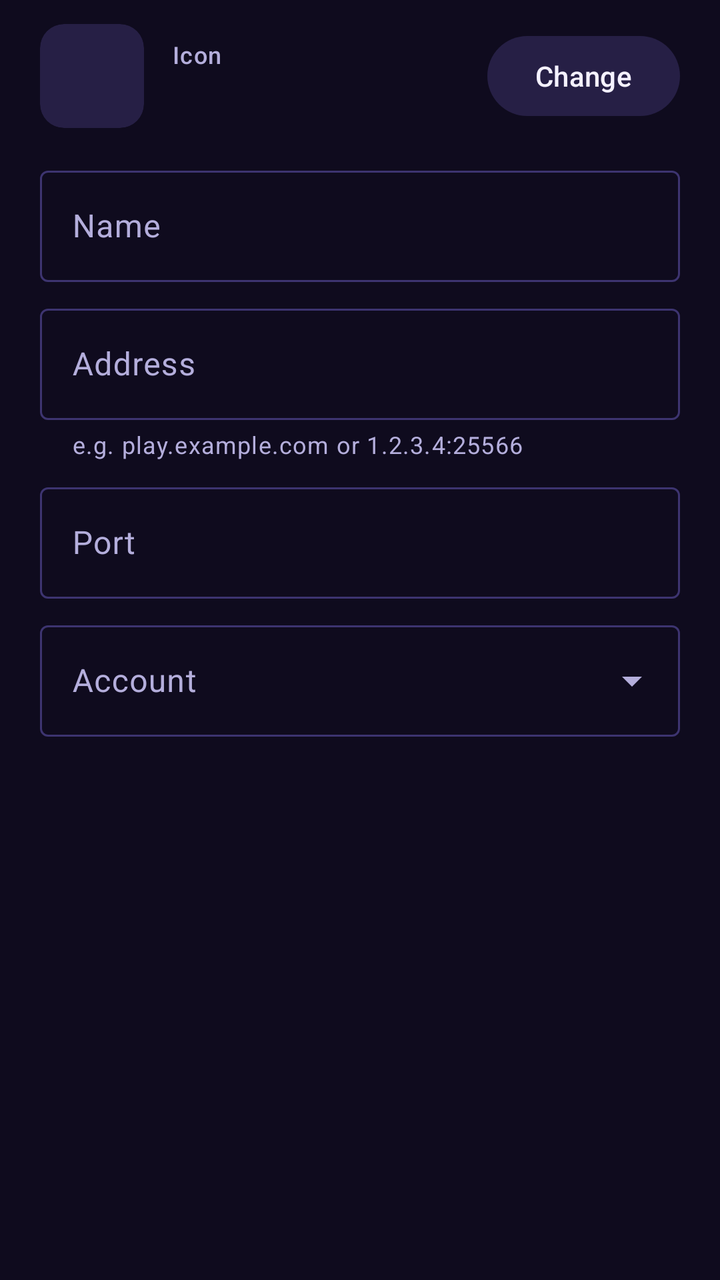
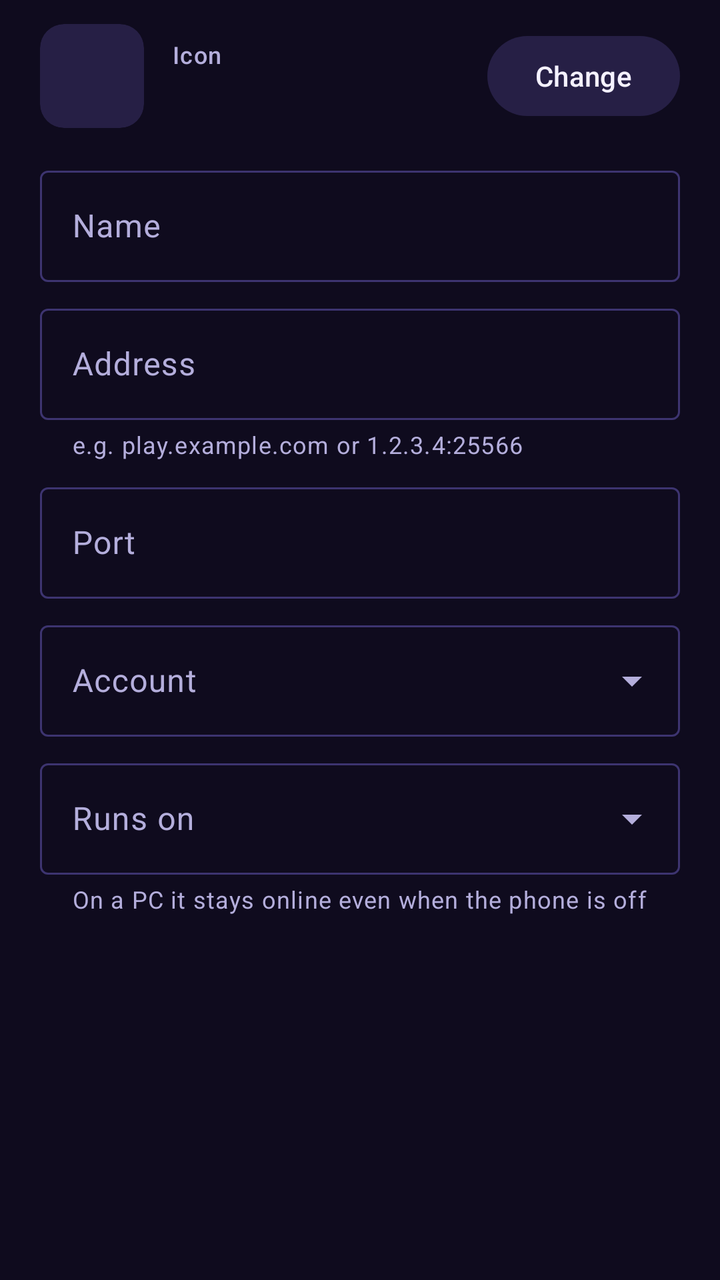

Screens rendered from an Android XML layout before and after an edit, with the pre-edit source and the edit as a unified diff.
<!-- AndroidManifest.xml: application theme Theme.Quantum -->
<!-- res/layout/dialog_afk_server.xml -->
<?xml version="1.0" encoding="utf-8"?>
<ScrollView xmlns:android="http://schemas.android.com/apk/res/android"
    xmlns:app="http://schemas.android.com/apk/res-auto"
    android:layout_width="match_parent"
    android:layout_height="wrap_content">

    <LinearLayout
        android:layout_width="match_parent"
        android:layout_height="wrap_content"
        android:orientation="vertical"
        android:paddingHorizontal="20dp"
        android:paddingTop="8dp">

        <LinearLayout
            android:id="@+id/icon_row"
            android:layout_width="match_parent"
            android:layout_height="wrap_content"
            android:layout_marginBottom="12dp"
            android:background="?attr/selectableItemBackground"
            android:gravity="center_vertical"
            android:orientation="horizontal"
            android:paddingVertical="4dp">

            <com.google.android.material.imageview.ShapeableImageView
                android:id="@+id/icon_preview"
                android:layout_width="52dp"
                android:layout_height="52dp"
                android:background="@drawable/bg_icon_tile"
                android:scaleType="fitCenter"
                app:shapeAppearanceOverlay="@style/ShapeAppearance.Quantum.Avatar" />

            <LinearLayout
                android:layout_width="0dp"
                android:layout_height="wrap_content"
                android:layout_marginStart="14dp"
                android:layout_weight="1"
                android:orientation="vertical">

                <TextView
                    android:layout_width="wrap_content"
                    android:layout_height="wrap_content"
                    android:text="@string/afk_icon"
                    android:textAppearance="?attr/textAppearanceLabelMedium"
                    android:textColor="@color/text_secondary" />

                <TextView
                    android:id="@+id/icon_name"
                    android:layout_width="wrap_content"
                    android:layout_height="wrap_content"
                    android:textAppearance="?attr/textAppearanceBodyLarge" />
            </LinearLayout>

            <com.google.android.material.button.MaterialButton
                android:id="@+id/icon_change"
                style="@style/Widget.Material3.Button.TonalButton"
                android:layout_width="wrap_content"
                android:layout_height="wrap_content"
                android:text="@string/afk_icon_change" />
        </LinearLayout>

        <com.google.android.material.textfield.TextInputLayout
            android:id="@+id/name_layout"
            style="?attr/textInputOutlinedStyle"
            android:layout_width="match_parent"
            android:layout_height="wrap_content"
            android:hint="@string/afk_server_name">

            <com.google.android.material.textfield.TextInputEditText
                android:id="@+id/name"
                android:layout_width="match_parent"
                android:layout_height="wrap_content"
                android:inputType="text"
                android:maxLines="1" />
        </com.google.android.material.textfield.TextInputLayout>

        <com.google.android.material.textfield.TextInputLayout
            android:id="@+id/address_layout"
            style="?attr/textInputOutlinedStyle"
            android:layout_width="match_parent"
            android:layout_height="wrap_content"
            android:layout_marginTop="8dp"
            android:hint="@string/afk_server_address"
            app:helperText="@string/afk_server_address_help">

            <com.google.android.material.textfield.TextInputEditText
                android:id="@+id/address"
                android:layout_width="match_parent"
                android:layout_height="wrap_content"
                android:inputType="textUri"
                android:maxLines="1" />
        </com.google.android.material.textfield.TextInputLayout>

        <com.google.android.material.textfield.TextInputLayout
            android:id="@+id/port_layout"
            style="?attr/textInputOutlinedStyle"
            android:layout_width="match_parent"
            android:layout_height="wrap_content"
            android:layout_marginTop="8dp"
            android:hint="@string/afk_server_port">

            <com.google.android.material.textfield.TextInputEditText
                android:id="@+id/port"
                android:layout_width="match_parent"
                android:layout_height="wrap_content"
                android:inputType="number"
                android:maxLength="5"
                android:maxLines="1" />
        </com.google.android.material.textfield.TextInputLayout>

        <com.google.android.material.textfield.TextInputLayout
            android:id="@+id/account_layout"
            style="?attr/textInputOutlinedExposedDropdownMenuStyle"
            android:layout_width="match_parent"
            android:layout_height="wrap_content"
            android:layout_marginTop="8dp"
            android:hint="@string/account">

            <com.google.android.material.textfield.MaterialAutoCompleteTextView
                android:id="@+id/account"
                android:layout_width="match_parent"
                android:layout_height="wrap_content"
                android:inputType="none" />
        </com.google.android.material.textfield.TextInputLayout>
    </LinearLayout>
</ScrollView>
<!-- resources referenced by this layout -->
<resources>
  <color name="text_secondary">#B4AEDC</color>
  <!-- drawable bg_icon_tile (drawable) -->
  <?xml version="1.0" encoding="utf-8"?>
  <shape xmlns:android="http://schemas.android.com/apk/res/android">
      <corners android:radius="12dp" />
      <solid android:color="@color/surface_high" />
  </shape>
  <string name="account">Account</string>
  <string name="afk_icon">Icon</string>
  <string name="afk_icon_change">Change</string>
  <string name="afk_server_address">Address</string>
  <string name="afk_server_address_help">e.g. play.example.com or 1.2.3.4:25566</string>
  <string name="afk_server_name">Name</string>
  <string name="afk_server_port">Port</string>
  <style name="ShapeAppearance.Quantum.Avatar" parent="">
          <item name="cornerFamily">rounded</item>
          <item name="cornerSize">12dp</item>
      </style>
  <style name="Theme.Quantum" parent="Theme.Quantum.Base" />
  <color name="surface_high">#261F45</color>
  <color name="brand">#2EE6D6</color>
  <color name="on_brand">#04201F</color>
  <color name="brand_deep">#0F8F9A</color>
  <color name="text_primary">#F4F1FF</color>
  <color name="accent">#B794FF</color>
  <color name="error">#FF6B7A</color>
  <color name="bg">#0F0B1E</color>
  <color name="surface">#1A1530</color>
  <color name="outline">#3D3470</color>
  <style name="Widget.Quantum.Card" parent="Widget.Material3.CardView.Filled">
          <item name="cardBackgroundColor">@color/surface</item>
          <item name="cardCornerRadius">20dp</item>
          <item name="strokeWidth">1dp</item>
          <item name="strokeColor">@color/outline</item>
      </style>
  <style name="ThemeOverlay.Quantum.BottomSheet" parent="ThemeOverlay.Material3.BottomSheetDialog">
          <item name="bottomSheetStyle">@style/Widget.Quantum.BottomSheet</item>
      </style>
  <style name="PreferenceThemeOverlay.Quantum" parent="PreferenceThemeOverlay">
          <item name="preferenceCategoryTitleTextAppearance">@style/TextAppearance.Quantum.Category</item>
      </style>
  <style name="Widget.Quantum.BottomSheet" parent="Widget.Material3.BottomSheet.Modal">
          <item name="backgroundTint">@color/surface</item>
      </style>
  <style name="TextAppearance.Quantum.Category" parent="TextAppearance.Material3.LabelLarge">
          <item name="android:textColor">@color/accent</item>
          <item name="android:letterSpacing">0.06</item>
          <item name="android:textStyle">bold</item>
      </style>
  <!-- unchanged entries left out for length: 1 -->
</resources>

<!-- the commit's change to res/layout/dialog_afk_server.xml (unified diff, before → after) -->
@@ -121,5 +121,21 @@
                 android:layout_height="wrap_content"
                 android:inputType="none" />
         </com.google.android.material.textfield.TextInputLayout>
+
+        <com.google.android.material.textfield.TextInputLayout
+            android:id="@+id/location_layout"
+            style="?attr/textInputOutlinedExposedDropdownMenuStyle"
+            android:layout_width="match_parent"
+            android:layout_height="wrap_content"
+            android:layout_marginTop="8dp"
+            android:hint="@string/afk_location"
+            app:helperText="@string/afk_location_help">
+
+            <com.google.android.material.textfield.MaterialAutoCompleteTextView
+                android:id="@+id/location"
+                android:layout_width="match_parent"
+                android:layout_height="wrap_content"
+                android:inputType="none" />
+        </com.google.android.material.textfield.TextInputLayout>
     </LinearLayout>
 </ScrollView>
<!-- resource entries referenced after the edit -->
@@ -10,6 +10,8 @@
   <string name="account">Account</string>
   <string name="afk_icon">Icon</string>
   <string name="afk_icon_change">Change</string>
+  <string name="afk_location">Runs on</string>
+  <string name="afk_location_help">On a PC it stays online even when the phone is off</string>
   <string name="afk_server_address">Address</string>
   <string name="afk_server_address_help">e.g. play.example.com or 1.2.3.4:25566</string>
   <string name="afk_server_name">Name</string>
